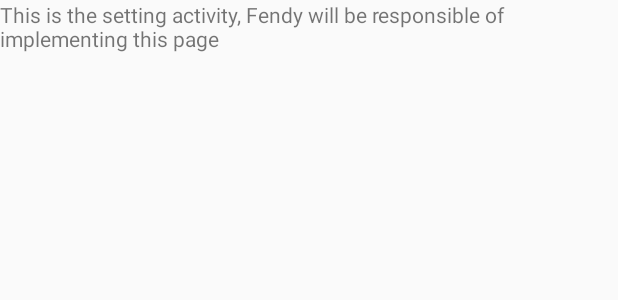
After one commit to courtneyrae23/BeeCalm, an Android app: the layout activity_setting.xml on its own in the app's theme, with its tools: preview values and no code run, on a phone screen of 412 x 824 dp. The commit adds this screen. Shown: the top 300 px of the screen. Run offline under Robolectric (Android 15) with nearby library versions, the phone set to English and light mode, and no system bars.

Commit message:
created the setting page.

```diff
--- a/BeeCalm/mobile/src/main/AndroidManifest.xml
+++ b/BeeCalm/mobile/src/main/AndroidManifest.xml
@@ -8,6 +8,8 @@
         android:label="@string/app_name"
         android:supportsRtl="true"
         android:theme="@style/AppTheme">
+
+        <activity android:name=".SettingActivity"></activity>
 
         <activity android:name=".WelcomeActivity">
             <intent-filter>
--- a/BeeCalm/mobile/src/main/java/wecare/beecalm/SideBarActivity.java
+++ b/BeeCalm/mobile/src/main/java/wecare/beecalm/SideBarActivity.java
@@ -1,5 +1,6 @@
 package wecare.beecalm;
 
+import android.content.Intent;
 import android.os.Bundle;
 import android.support.design.widget.FloatingActionButton;
 import android.support.design.widget.Snackbar;
@@ -81,8 +82,8 @@ public class SideBarActivity extends AppCompatActivity
         int id = item.getItemId();
 
         if (id == R.id.nav_setting) {
-            // Handle the setting action
-
+            Intent intent = new Intent(this, SettingActivity.class);
+            startActivity(intent);
         } else if (id == R.id.nav_breathing) {
 
         } else if (id == R.id.nav_mantras) {
--- /dev/null
+++ b/BeeCalm/mobile/src/main/res/layout/activity_setting.xml
@@ -0,0 +1,12 @@
+<?xml version="1.0" encoding="utf-8"?>
+<LinearLayout xmlns:android="http://schemas.android.com/apk/res/android"
+    android:orientation="vertical" android:layout_width="match_parent"
+    android:layout_height="match_parent">
+
+    <TextView
+        android:layout_width="wrap_content"
+        android:layout_height="wrap_content"
+        android:text="This is the setting activity, Fendy will be responsible of implementing this page"
+        android:id="@+id/textView"
+        android:layout_gravity="center_horizontal" />
+</LinearLayout>
```
Also changed, not shown: BeeCalm/mobile/src/main/java/wecare/beecalm/SettingActivity.java (added, +16 -0 lines).
